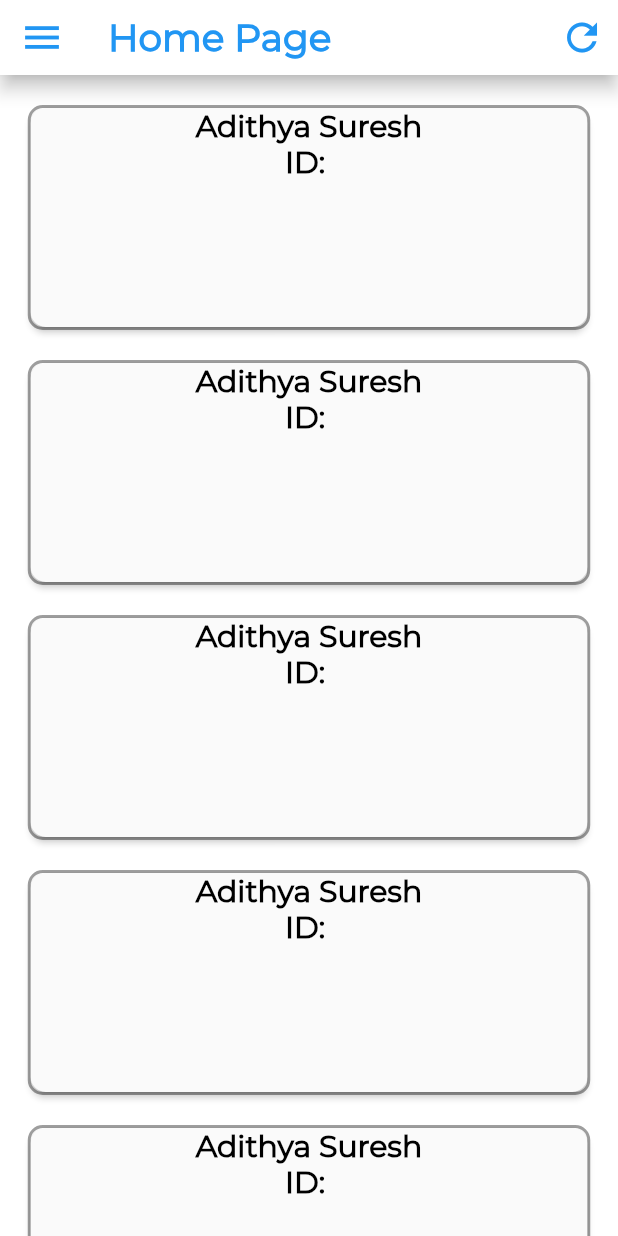
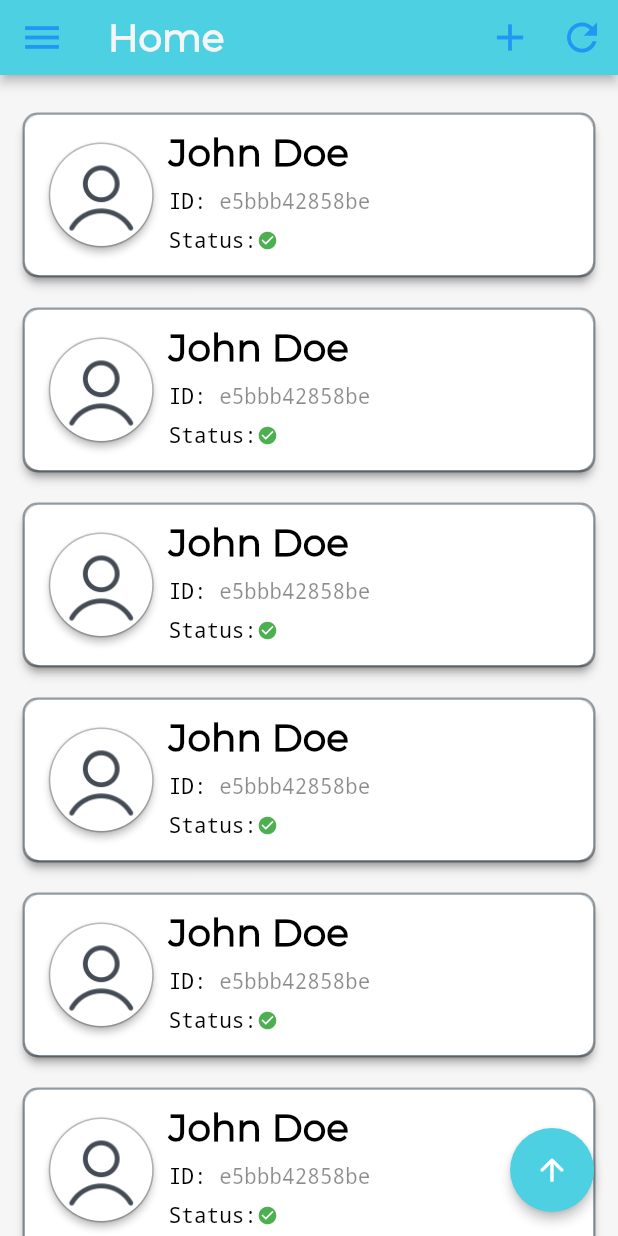
Before and after one commit to Adithya2018/Covid-Vaccine-Slot-Booking-Service, a Flutter app: the screen it shows once a user with an empty profile is signed in, on a phone screen of 412 x 824 dp. Run offline on Flutter 3.47's test engine with Material 2 defaults, Android fonts, the phone set to English and light mode, and no system bars; drawn by our look-alikes of circular_profile_avatar; our stand-ins replace firebase_auth, firebase_core, flutter_keyboard_visibility, syncfusion_flutter_calendar; missing offline and left inert: keyboard_visibility; accounts and stored records are empty.

Commit message:
UI changes

```diff
--- a/covid_vaccine/lib/main.dart
+++ b/covid_vaccine/lib/main.dart
@@ -9,7 +9,16 @@ import 'package:covid_vaccine/screens/wrapper.dart' show Wrapper;
 import 'package:covid_vaccine/services/auth.dart';
 import 'package:firebase_core/firebase_core.dart';
 import 'package:flutter/material.dart'
-    show BuildContext, MaterialApp, StatelessWidget, ThemeData, Widget, runApp;
+    show
+        BuildContext,
+        CircularProgressIndicator,
+        Colors,
+        MaterialApp,
+        Scaffold,
+        StatelessWidget,
+        ThemeData,
+        Widget,
+        runApp;
 import 'package:flutter/widgets.dart';
 import 'package:provider/provider.dart';
 
@@ -59,14 +68,27 @@ class MyApp extends StatelessWidget {
                 '/reg': (BuildContext context) => new Registration(),
                 '/sb': (BuildContext context) => new Slotbooking(),
               },
-              ));
+            ),
+          );
         }
 
         // Otherwise, show something whilst waiting for initialization to complete
         return MaterialApp(
-            home: Container(
-          child: Text("Loading..."),
-        ));
+          home: Scaffold(
+            backgroundColor: Colors.white,
+            body: Column(
+              children: <Widget>[
+                CircularProgressIndicator(
+                  valueColor: new AlwaysStoppedAnimation<Color>(Colors.lightBlue),
+                ),
+                Text(
+                  "Loading...",
+                  style: TextStyle(color: Color(0xFFFFFFFF)),
+                ),
+              ],
+            ),
+          ),
+        );
       },
     );
   }
--- a/covid_vaccine/lib/screens/authenticate/signin.dart
+++ b/covid_vaccine/lib/screens/authenticate/signin.dart
@@ -214,8 +214,8 @@ class _SignInWithEmailState extends State<SignInWithEmail> {
             minWidth: MediaQuery.of(context).size.width,
             padding: EdgeInsets.fromLTRB(20.0, 15.0, 20.0, 15.0),
             onPressed: () async {
-              print("nEmail/Phone No.: ${c1.text}");
-              print("nEmail/Phone No.: ${c2.text}");
+              print("Email/Phone No.: ${c1.text}");
+              print("Password: ${c2.text}");
             },
             child: Text("Sign in",
                 textAlign: TextAlign.center,
--- a/covid_vaccine/lib/screens/home/home.dart
+++ b/covid_vaccine/lib/screens/home/home.dart
@@ -1,5 +1,6 @@
 import 'dart:io';
 
+import 'package:circular_profile_avatar/circular_profile_avatar.dart';
 import 'package:covid_vaccine/screens/registration/registration.dart';
 import 'package:covid_vaccine/services/auth.dart';
 import 'package:flutter/material.dart';
@@ -29,6 +30,7 @@ class _MyHomePageState extends State<MyHomePage> {
   int _counter = 0;
   TextStyle style = TextStyle(fontFamily: 'Montserrat', fontSize: 20.0);
   final AuthService _auth = AuthService();
+  final _scrollController = ScrollController();
 
   void _incrementCounter() {
     setState(() {
@@ -46,64 +48,157 @@ class _MyHomePageState extends State<MyHomePage> {
   @override
   Widget build(BuildContext context) {
     final listItem = Container(
-        width: 375,
-        height: 150,
-        alignment: Alignment.center,
+      //width: 375,
+      height: 110,
+      alignment: Alignment.bottomCenter,
       decoration: BoxDecoration(
         //color: Colors.orange,
-          border: Border.all(color: Colors.grey /*[800]*/, width: 2.0),
+        border: Border.all(color: Colors.grey /*[800]*/, width: 1.5),
         borderRadius: BorderRadius.all(
-              Radius.circular(10.0)), // set rounded corner radius
+          Radius.circular(10.0),
+        ), // set rounded corner radius
         //boxShadow: [BoxShadow(blurRadius: 10,color: Colors.black,offset: Offset(1,3))]// make rounded corner of border
       ),
       child: Material(
-          elevation: 2.0,
+        elevation: 3.0,
         borderRadius: BorderRadius.circular(10.0),
-          //color: Colors.blue,
+        color: Colors.blue,
         child: MaterialButton(
-            //color: Colors.cyan,
+          //color: Color(0xFFC1EAFC),//1B76C0),
+          color: Colors.white,
           minWidth: MediaQuery.of(context).size.width,
-            //height: 70,
+          height: 20,
           //padding: EdgeInsets.fromLTRB(20.0, 15.0, 20.0, 15.0),
-            //shape: new RoundedRectangleBorder(borderRadius: new BorderRadius.circular(40.0)),
+          shape: RoundedRectangleBorder(
+            borderRadius: new BorderRadius.circular(10.0),
+          ),
           onPressed: () {
             Navigator.push(
               context,
               MaterialPageRoute(builder: (context) => OTPPage()),
             );
           },
-            child: Column(children: [
-              Container(
-                  child: Text("Adithya Suresh",
+          child: Column(
+            children: [
+              SizedBox(
+                height: 5.0,
+              ),
+              Row(
+                children: <Widget>[
+                  Padding(
+                    padding: EdgeInsets.only(
+                      top: 10.0,
+                      right: 10.0,
+                    ),
+                    child: CircularProfileAvatar(
+                      '',
+                      child: Image(
+                        image: AssetImage('assets/profile.png'),
+                      ),
+                      borderColor: Colors.black12,
+                      backgroundColor: Colors.white,
+                      borderWidth: 1,
+                      elevation: 2,
+                      radius: 35,
+                    ),
+                  ),
+                  Column(
+                    //mainAxisAlignment: MainAxisAlignment.start,
+                    crossAxisAlignment: CrossAxisAlignment.start,
+                    children: [
+                      SizedBox(
+                        height: 5.0,
+                      ),
+                      Text(
+                        "John Doe",
                         //textAlign: TextAlign.start,
                         style: style.copyWith(
                           color: Colors.black,
                           fontWeight: FontWeight.bold,
-                      ))),
-              Text("ID: ",
-                  //textAlign: TextAlign.left,
+                          fontSize: 25.0,
+                        ),
+                      ),
+                      SizedBox(
+                        height: 10.0,
+                      ),
+                      Row(children: <Widget>[
+                        Text(
+                          "ID: ",
+                          textAlign: TextAlign.left,
                           style: style.copyWith(
                             color: Colors.black,
-                    fontWeight: FontWeight.bold,
-                  )),
-            ]),
+                            fontWeight: FontWeight.normal,
+                            fontFamily: 'Monospace',
+                            fontSize: 14.0,
                           ),
-        ));
+                        ),
+                        Text(
+                          "e5bbb42858be",
+                          textAlign: TextAlign.left,
+                          style: style.copyWith(
+                            color: Colors.black45,
+                            fontWeight: FontWeight.normal,
+                            fontFamily: 'Monospace',
+                            fontSize: 14.0,
+                          ),
+                        ),
+                      ],),
+                      SizedBox(
+                        height: 10.0,
+                      ),
+                      Row(
+                        children: [
+                          Text(
+                            "Status:",
+                            textAlign: TextAlign.left,
+                            style: TextStyle(
+                              color: Colors.black,
+                              fontWeight: FontWeight.normal,
+                              fontFamily: 'Monospace',
+                              fontSize: 14.0,
+                            ),
+                          ),
+                          /**/Icon(
+                            Icons.check_circle,
+                            size: 14,
+                            color: Colors.green,
+                          ),
+                          /*Text(
+                            " registered",
+                            textAlign: TextAlign.left,
+                            style: style.copyWith(
+                              color: Colors.green,
+                              fontWeight: FontWeight.normal,
+                              fontFamily: 'Monospace',
+                              fontSize: 14.0,
+                            ),
+                          ),*/
+                        ],
+                      ),
+                    ],
+                  ),
+                ],
+              ),
+            ],
+          ),
+        ),
+      ),
+    );
     final addBtn = Container(
-        width: 365,
+      //width: 365,
       height: 150,
       alignment: Alignment.center,
       decoration: BoxDecoration(
         //color: Colors.orange,
-          border: Border.all(color: Colors.grey /*[800]*/, width: 2.0),
+        border: Border.all(color: Colors.grey /*[800]*/, width: 1.5),
         borderRadius: BorderRadius.all(
             Radius.circular(10.0)), // set rounded corner radius
         //boxShadow: [BoxShadow(blurRadius: 10,color: Colors.black,offset: Offset(1,3))]// make rounded corner of border
       ),
       child: Material(
-          elevation: 5.0,
+        elevation: 3.0,
         borderRadius: BorderRadius.circular(10.0),
-          //color: Colors.blue,
+        color: Colors.white,
         child: MaterialButton(
           //color: Colors.cyan,
           minWidth: MediaQuery.of(context).size.width,
@@ -115,28 +210,28 @@ class _MyHomePageState extends State<MyHomePage> {
           },
           child: Center(
             child: Container(
-                  child: Text("+",
-                      //textAlign: TextAlign.start,
-                      style: style.copyWith(
-                        color: Colors.black,
-                        fontWeight: FontWeight.bold,
-                        fontSize: 40.0,
-                      ))),
+              child: Icon(
+                Icons.add,
+                size: 40,
               ),
             ),
-        ));
-    final buttonList = Column(
+          ),
+        ),
+      ),
+    );
+    final _buttonList = Column(
       children: List<Widget>.generate(
-          5,
+        10,
         (index) => Column(
           children: [listItem, SizedBox(height: 20)],
-              )),
+        ),
+      ),
     );
     final GlobalKey<ScaffoldState> _scaffoldKey = new GlobalKey();
-    // Scaffold is a layout for the major Material Components.
+
     return Scaffold(
       key: _scaffoldKey,
-      backgroundColor: Colors.white,
+      //backgroundColor: Colors.blue[100],
       drawer: Drawer(
         child: ListView(
           // Important: Remove any padding from the ListView.
@@ -155,8 +250,6 @@ class _MyHomePageState extends State<MyHomePage> {
               leading: Icon(Icons.settings),
               title: Text('Settings'),
               onTap: () {
-                // Update the state of the app.
-                // ...
                 Navigator.of(context).pop();
               },
             ),
@@ -164,8 +257,6 @@ class _MyHomePageState extends State<MyHomePage> {
               leading: Icon(Icons.logout),
               title: Text('Sign out'),
               onTap: () async {
-                // Update the state of the app.
-                // ...
                 print("signing out");
                 Navigator.of(context).popUntil((route) => false);
                 UserData userX = await _auth.signOut();
@@ -179,8 +270,8 @@ class _MyHomePageState extends State<MyHomePage> {
       appBar: PreferredSize(
         preferredSize: Size.fromHeight(50.0),
         child: AppBar(
-          elevation: 5.0,
-          backgroundColor: Colors.white,
+          elevation: 3.0,
+          backgroundColor: Colors.cyan[300],
           leading: IconButton(
             icon: Icon(
               Icons.menu,
@@ -190,13 +281,26 @@ class _MyHomePageState extends State<MyHomePage> {
             tooltip: 'Navigation menu',
             onPressed: () => _scaffoldKey.currentState.openDrawer(),
           ),
-          title: Text('Home Page',
+          title: Text(
+            'Home',// Page',
             style: style.copyWith(
-                color: Colors.blue,
+              color: Colors.grey[100],
               fontWeight: FontWeight.bold,
               fontSize: 25.0,
-              )),
+            ),
+          ),
           actions: <Widget>[
+            IconButton(
+              icon: Icon(
+                Icons.add,
+                color: Colors.blue,
+                size: 30.0,
+              ),
+              tooltip: 'Add',
+              onPressed: () {
+                Navigator.of(context).pushNamed('/reg');
+              },
+            ),
             IconButton(
               icon: Icon(
                 Icons.refresh,
@@ -212,35 +316,39 @@ class _MyHomePageState extends State<MyHomePage> {
       // body is the majority of the screen.
       body: Scrollbar(
         child: SingleChildScrollView(
-          /*child: Padding(
-            padding: const EdgeInsets.all(1.0),*/
+          controller: _scrollController,
           child: Center(
-              /*width: 300,
-              padding: const EdgeInsets.all(36.0),*/
+            child: Padding(
+              padding: const EdgeInsets.all(15.0),
               child: Column(
-                  /*verticalDirection: VerticalDirection.down,
-                crossAxisAlignment: CrossAxisAlignment.center,*/
-                  //mainAxisAlignment: MainAxisAlignment.center,
-                  children: [
+                children: <Widget>[
                   SizedBox(
-                  height: 20,
+                    height: 10,
                   ),
-                buttonList,
-                addBtn,
+                  _buttonList,
+                  /*addBtn,*/
                   SizedBox(
-                  height: 20,
+                    height: 45,
                   ),
-              ])),
+                ],
               ),
             ),
-      /*floatingActionButton: FloatingActionButton(
-        tooltip: 'Add', // used by assistive technologies
-        child: Icon(Icons.add),
-        onPressed: null,
-      ),*/
+          ),
+        ),
+      ),
+      floatingActionButton: FloatingActionButton(
+        elevation: 3.0,
+        backgroundColor: Colors.cyan[300],
+        tooltip: 'Go to top', // used by assistive technologies
+        child: Icon(Icons.arrow_upward_rounded),
+        onPressed: () => _scrollController.animateTo(
+          _scrollController.position.minScrollExtent,
+          duration: Duration(milliseconds: 300),
+          curve: Curves.fastOutSlowIn,
+        ),
+      ),
     );
   }
-
   /*Widget build(BuildContext context) {
     return Scaffold(
       appBar: AppBar(
@@ -269,40 +377,3 @@ class _MyHomePageState extends State<MyHomePage> {
     );
   }*/
 }
-
-/*class HamburgerMenu extends StatelessWidget {
-  @override
-  Widget build(BuildContext context) {
-    return Drawer(
-      child: ListView(
-        // Important: Remove any padding from the ListView.
-        padding: EdgeInsets.zero,
-        children: <Widget>[
-          DrawerHeader(
-            child: Text('Drawer Header'),
-            decoration: BoxDecoration(
-              color: Colors.blue,
-            ),
-          ),
-          ListTile(
-            title: Text('Item 1'),
-            onTap: () {
-              // Update the state of the app.
-              // ...
-              Navigator.of(context).pop();
-            },
-          ),
-          ListTile(
-            title: Text('Item 2'),
-            onTap: () {
-              // Update the state of the app.
-              // ...
-              Navigator.of(context).pop();
-              //Navigator.pop(context);
-            },
-          ),
-        ],
-      ),
-    );
-  }
-}*/
--- a/covid_vaccine/lib/screens/registration/registration.dart
+++ b/covid_vaccine/lib/screens/registration/registration.dart
@@ -180,7 +180,7 @@ class _RegistrationPageState extends State<RegistrationPage> {
                   /*verticalDirection: VerticalDirection.down,
                 crossAxisAlignment: CrossAxisAlignment.center,*/
                   //mainAxisAlignment: MainAxisAlignment.center,
-                        children: [
+                  children: <Widget>[
                     SizedBox(
                       height: 20,
                     ),
@@ -212,7 +212,6 @@ class _RegistrationPageState extends State<RegistrationPage> {
                         fit: BoxFit.contain,
                       ),
                     ),
-
                     SizedBox(
                       height: 40,
                     ),
@@ -249,17 +248,13 @@ class _RegistrationPageState extends State<RegistrationPage> {
                                 alignment: Alignment.centerRight),
                             flex: 2,
                           )
-                            //Spacer(),
-                            // nextButton,
-                            // Spacer(
-                            //   flex: 1,
-                            // ),
-                            // cancelButton,
-                            // Spacer(),
                         ],
                       ),
                     ),
-                    ]))),
+                  ],
+                ),
+              ),
+            ),
           ),
         ),
       ),
--- a/covid_vaccine/lib/screens/registration/slotbooking.dart
+++ b/covid_vaccine/lib/screens/registration/slotbooking.dart
@@ -135,7 +135,7 @@ class _SlotbookingPageState extends State<SlotbookingPage> {
                             MonthAppointmentDisplayMode.appointment),
                   ),
                   Row(
-                      children: [
+                    children: <Widget>[
                       new Flexible(
                         child: Container(
                             child: cancelButton,
@@ -156,7 +156,8 @@ class _SlotbookingPageState extends State<SlotbookingPage> {
                       )
                     ],
                   ),
-                  ]),
+                ],
+              ),
             ),
           ), // This trailing comma makes auto-formatting nicer for build methods.
         ),
```
Also changed, not shown: covid_vaccine/pubspec.yaml (+6 -6 lines), covid_vaccine/pubspec.lock. Lines whose indentation alone changed are shown as unchanged.
